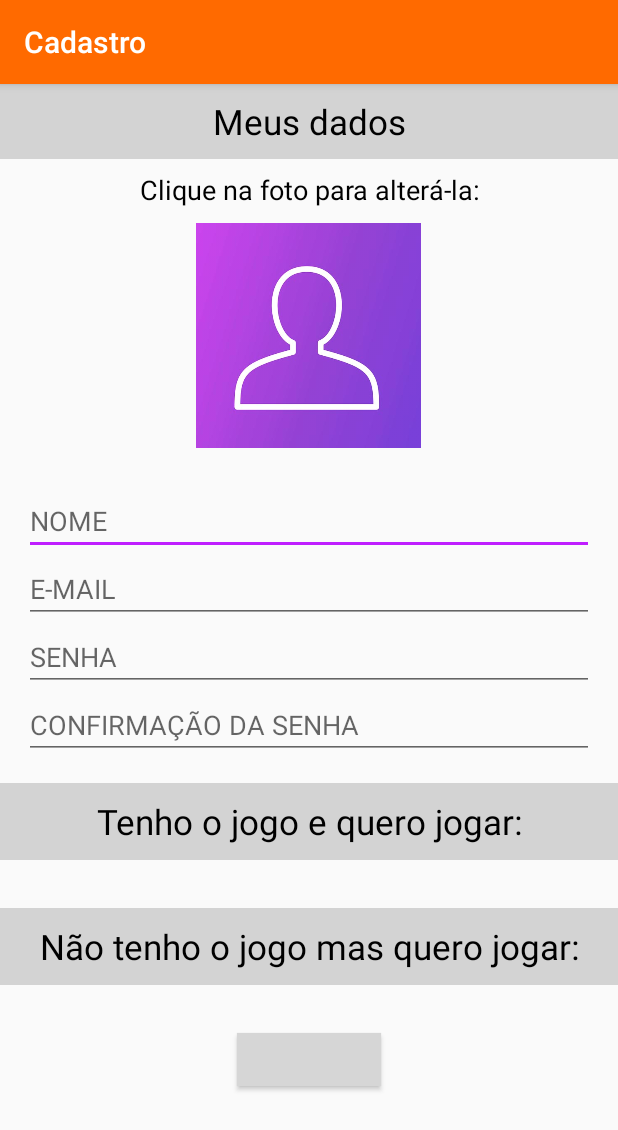
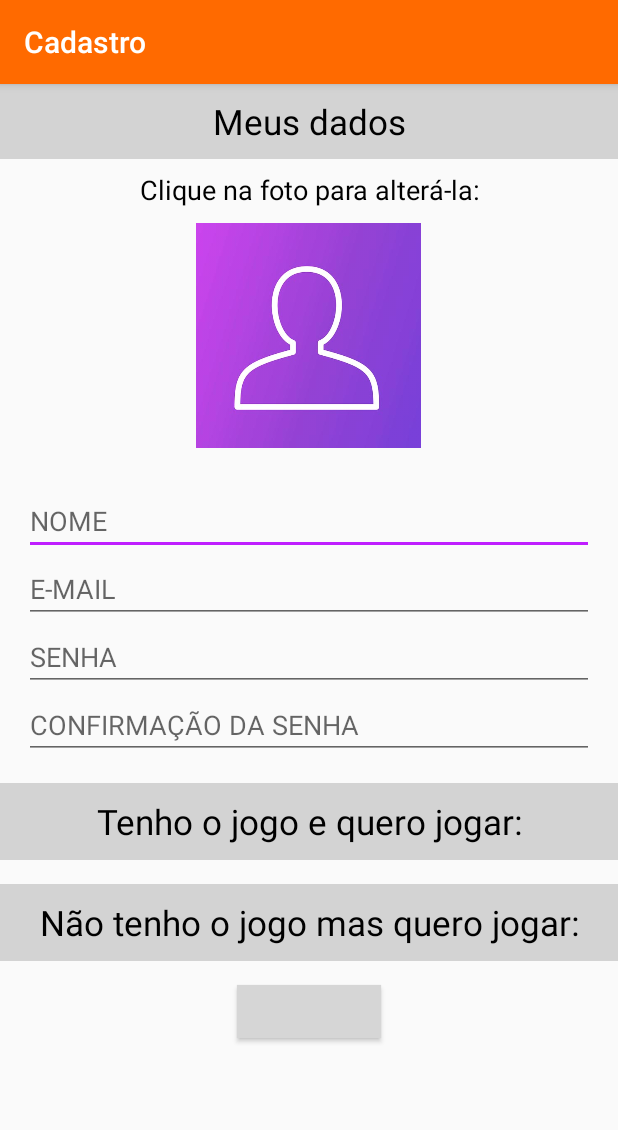
Before and after one commit to Matheuslm10/MatchAndPlay, an Android app: the CadastroUsuario screen opened directly, with no data from a screen before it, on a phone screen of 412 x 824 dp. Shown: the top 1130 px of the screen. Run offline under Robolectric (Android 15) with nearby library versions, the light colour scheme and no system bars; our stand-ins replace Firebase (no records; nobody signed in at launch, a user with empty details on screens opened directly); grey boxes are pictures that could not be loaded.

Commit message:
Todas as fotos estão sendo preenchidas e todas as operações da Conta.java estão sendo possíveis.

```diff
--- a/app/src/main/java/com/example/mathe/matchandplay/Cadastro/CadastrarJogosDesejados.java
+++ b/app/src/main/java/com/example/mathe/matchandplay/Cadastro/CadastrarJogosDesejados.java
@@ -44,7 +44,7 @@ public class CadastrarJogosDesejados extends AppCompatActivity {
         //CheckList
         checklistJogosDesejadosEditar = (ListView) findViewById(R.id.lista_jogosDesejados_editar);
         checklistJogosDesejadosEditar.setAdapter(adapter);
-        setListViewHeightBasedOnItems(checklistJogosDesejadosEditar);
+        //setListViewHeightBasedOnItems(checklistJogosDesejadosEditar);
 
         valueEventListenerJogo = new ValueEventListener() {
             @Override
--- a/app/src/main/java/com/example/mathe/matchandplay/Cadastro/CadastrarMeusJogos.java
+++ b/app/src/main/java/com/example/mathe/matchandplay/Cadastro/CadastrarMeusJogos.java
@@ -49,7 +49,7 @@ public class CadastrarMeusJogos extends AppCompatActivity {
         //CheckList
         checklistMeusJogosEditar = (ListView) findViewById(R.id.lista_meusJogos_editar);
         checklistMeusJogosEditar.setAdapter(adapter);
-        setListViewHeightBasedOnItems(checklistMeusJogosEditar);
+        //setListViewHeightBasedOnItems(checklistMeusJogosEditar);
 
         valueEventListenerJogo = new ValueEventListener() {
             @Override
--- a/app/src/main/java/com/example/mathe/matchandplay/Cadastro/CadastroUsuario.java
+++ b/app/src/main/java/com/example/mathe/matchandplay/Cadastro/CadastroUsuario.java
@@ -9,10 +9,12 @@ import android.support.v7.app.AppCompatActivity;
 import android.os.Bundle;
 import android.view.View;
 import android.view.ViewGroup;
+import android.widget.Adapter;
 import android.widget.ArrayAdapter;
 import android.widget.Button;
 import android.widget.EditText;
 import android.widget.ImageView;
+import android.widget.LinearLayout;
 import android.widget.ListAdapter;
 import android.widget.ListView;
 import android.widget.ProgressBar;
@@ -63,6 +65,8 @@ public class CadastroUsuario extends AppCompatActivity {
     private EditText edtCadConfirmaSenha;
     private ListView checklistMeusJogos;
     private ListView checklistJogosDesejados;
+    private LinearLayout linearLayoutMJ;
+    private LinearLayout linearLayoutJD;
     private Button btnCadastrar;
     private Usuario usuario;
     private FirebaseAuth autenticacao;
@@ -70,7 +74,10 @@ public class CadastroUsuario extends AppCompatActivity {
     private DatabaseReference firebase;
     private ValueEventListener valueEventListenerJogo;
     private ArrayList<Jogo> arrayListJogos;
-    private ArrayAdapter<Jogo> adapter;
+    private JogoAdapter adapterMJ;
+    private JogoAdapter adapterJD;
+    private int qtdJogos = 0;
+    private ArrayList<String> arrayVazio;
 
     @Override
     protected void onCreate(Bundle savedInstanceState) {
@@ -78,9 +85,15 @@ public class CadastroUsuario extends AppCompatActivity {
         setContentView(R.layout.activity_cadastro_usuario);
         setTitle("Cadastro");
 
+        mAuth = ConfiguracaoFireBase.getFirebaseAutenticacao();
+        mAuth.signInAnonymously();
+
         firebase = ConfiguracaoFireBase.getFireBase().child("jogo");
         arrayListJogos = new ArrayList<>();
-        adapter = new JogoAdapter(CadastroUsuario.this, arrayListJogos);
+        arrayVazio = new ArrayList<>();
+        arrayVazio.add("");
+        adapterMJ = new JogoAdapter(CadastroUsuario.this, arrayListJogos);
+        adapterJD = new JogoAdapter(CadastroUsuario.this, arrayListJogos);
 
         imagemEnviada = findViewById(R.id.uploadFoto);
         progressBar = (ProgressBar) findViewById(R.id.progressbarCadastro);
@@ -89,42 +102,12 @@ public class CadastroUsuario extends AppCompatActivity {
         edtCadSenha = (EditText) findViewById(R.id.edtCadSenha);
         edtCadConfirmaSenha = (EditText) findViewById(R.id.edtCadConfirmaSenha);
         btnCadastrar = (Button) findViewById(R.id.btnCadastrar);
-
-        imagemEnviada.setOnClickListener(new View.OnClickListener() {
-            @Override
-            public void onClick(View view) {
-                showImageChooser();
-            }
-        });
-
-
-        btnCadastrar.setOnClickListener(new View.OnClickListener() {
-            @Override
-            public void onClick(View v) {
-                if (edtCadSenha.getText().toString().equals(edtCadConfirmaSenha.getText().toString())) {
-                    usuario = new Usuario();
-                    usuario.setNomeusuario(edtCadNome.getText().toString());
-                    usuario.setEmail(edtCadEmail.getText().toString());
-                    usuario.setSenha(edtCadSenha.getText().toString());
-                    //pra meusjogos
-                    //pra jogosdesejados
-
-                    //saveUserInformation();
-                    cadastrarUsuario();
-
-                } else {
-                    Toast.makeText(CadastroUsuario.this, "As senhas não são correspondentes", Toast.LENGTH_LONG).show();
-                }
-            }
-        });
-
-        //CheckList
         checklistMeusJogos = (ListView) findViewById(R.id.lista_meusJogos);
         checklistJogosDesejados = (ListView) findViewById(R.id.lista_jogosDesejados);
-        checklistMeusJogos.setAdapter(adapter);
-        checklistJogosDesejados.setAdapter(adapter);
-        setListViewHeightBasedOnItems(checklistMeusJogos);
-        setListViewHeightBasedOnItems(checklistJogosDesejados);
+        linearLayoutMJ =findViewById(R.id.linearLayoutMJ);
+        linearLayoutJD = findViewById(R.id.linearLayoutJD);
+        checklistMeusJogos.setAdapter(adapterMJ);
+        checklistJogosDesejados.setAdapter(adapterJD);
 
         valueEventListenerJogo = new ValueEventListener() {
             @Override
@@ -136,8 +119,11 @@ public class CadastroUsuario extends AppCompatActivity {
 
                     arrayListJogos.add(jogoNovo);
                 }
+                qtdJogos = arrayListJogos.size();
+                setLinearLayoutHeightBasedOnItems();
+                adapterMJ.notifyDataSetChanged();
+                adapterJD.notifyDataSetChanged();
 
-                adapter.notifyDataSetChanged();
             }
 
             @Override
@@ -145,6 +131,50 @@ public class CadastroUsuario extends AppCompatActivity {
 
             }
         };
+
+
+        imagemEnviada.setOnClickListener(new View.OnClickListener() {
+            @Override
+            public void onClick(View view) {
+                showImageChooser();
+            }
+        });
+
+        btnCadastrar.setOnClickListener(new View.OnClickListener() {
+            @Override
+            public void onClick(View v) {
+                if (edtCadSenha.getText().toString().equals(edtCadConfirmaSenha.getText().toString()) && edtCadSenha.getText().toString().length()>0) {
+                    usuario = new Usuario();
+                    usuario.setNomeusuario(edtCadNome.getText().toString());
+                    usuario.setEmail(edtCadEmail.getText().toString());
+                    usuario.setSenha(edtCadSenha.getText().toString());
+                    if(adapterMJ.getJogosSelecionados().isEmpty()){
+                        usuario.setMeusjogos(arrayVazio);
+                    }else{
+                        usuario.setMeusjogos(adapterMJ.getJogosSelecionados());
+                    }
+                    if(adapterJD.getJogosSelecionados().isEmpty()){
+                        usuario.setMeusjogos(arrayVazio);
+                    }else{
+                        usuario.setJogosdesejados(adapterJD.getJogosSelecionados());
+                    }
+
+                    cadastrarUsuario();
+
+                } else {
+                    if(edtCadSenha.getText().toString().length()<=0){
+                        edtCadSenha.requestFocus();
+                        Toast.makeText(CadastroUsuario.this, "Há campos vazios", Toast.LENGTH_LONG).show();
+                    }else{
+                        Toast.makeText(CadastroUsuario.this, "As senhas não são correspondentes!", Toast.LENGTH_LONG).show();
+                    }
+
+                }
+            }
+        });
+
+
+
     }
 
 
@@ -185,6 +215,7 @@ public class CadastroUsuario extends AppCompatActivity {
                         public void onSuccess(UploadTask.TaskSnapshot taskSnapshot) {
                             progressBar.setVisibility(View.GONE);
                             profileImageUrl = taskSnapshot.getDownloadUrl().toString();
+                            System.out.println("URL DA FOTO SELECIONADA"+profileImageUrl);
                         }
                     })
                     .addOnFailureListener(new OnFailureListener() {
@@ -223,13 +254,13 @@ public class CadastroUsuario extends AppCompatActivity {
                                     @Override
                                     public void onComplete(@NonNull Task<Void> task) {
                                         if (task.isSuccessful()) {
-                                            Toast.makeText(CadastroUsuario.this, "SALVOU A FOTO!!!", Toast.LENGTH_LONG).show();
+                                            //
                                         }
                                     }
                                 });
 
                     }else{
-                        Toast.makeText(CadastroUsuario.this, "Não Salvou a foto!!!", Toast.LENGTH_LONG).show();
+                        //
                     }
                     usuario.setUrlFotoPerfil(profileImageUrl);
                     usuario.setIdusuario(idenficadorUsuario);
@@ -263,39 +294,19 @@ public class CadastroUsuario extends AppCompatActivity {
     public void abrirLoginUsuario() {
         Intent intent = new Intent(CadastroUsuario.this, Login.class);
         startActivity(intent);
+        mAuth.signOut();
         finish();
+
     }
 
-    public boolean setListViewHeightBasedOnItems(ListView listView) {
-        listView.setDivider(null);
-        ListAdapter listAdapter = listView.getAdapter();
-        if (listAdapter != null) {
+    //ESSE METODO FOI ALTERADO PARA SETAR A ALTURA DO LINEAR LAYOUT, E NAO DO LISTVIEW
+    public void setLinearLayoutHeightBasedOnItems() {
 
-            int numberOfItems = listAdapter.getCount();
+        ViewGroup.LayoutParams params = linearLayoutMJ.getLayoutParams();
 
-            // Get total height of all items.
-            int totalItemsHeight = 0;
-            for (int itemPos = 0; itemPos < numberOfItems; itemPos++) {
-                View item = listAdapter.getView(itemPos, null, listView);
-                item.measure(0, 0);
-                totalItemsHeight += item.getMeasuredHeight();
-            }
-
-            // Get total height of all item dividers.
-            int totalDividersHeight = listView.getDividerHeight() *  (numberOfItems - 1);
-
-            // Set list height.
-            ViewGroup.LayoutParams params = listView.getLayoutParams();
-            params.height = (totalItemsHeight + totalDividersHeight);
-            listView.setLayoutParams(params);
-            listView.requestLayout();
-
-            return true;
-
-        } else {
-            return false;
-        }
-
+        params.height = (qtdJogos * 80);
+        linearLayoutMJ.setLayoutParams(params);
+        linearLayoutJD.setLayoutParams(params);
     }
 
     @Override
--- a/app/src/main/java/com/example/mathe/matchandplay/ClassesObjetos/Jogo.java
+++ b/app/src/main/java/com/example/mathe/matchandplay/ClassesObjetos/Jogo.java
@@ -17,7 +17,11 @@ import java.util.HashMap;
 import java.util.List;
 import java.util.Map;
 
-public class Jogo  implements Serializable {
+public class Jogo{
+
+    Jogo(){
+
+    }
 
     private String nome;
 
--- a/app/src/main/java/com/example/mathe/matchandplay/Login.java
+++ b/app/src/main/java/com/example/mathe/matchandplay/Login.java
@@ -77,6 +77,7 @@ public class Login extends AppCompatActivity {
 
 
     public void abrirTelaPrincipal() {
+        finish();
         Intent it = new Intent(this, MainActivity.class);
         startActivity(it);
     }
--- a/app/src/main/java/com/example/mathe/matchandplay/MainActivity.java
+++ b/app/src/main/java/com/example/mathe/matchandplay/MainActivity.java
@@ -271,7 +271,7 @@ public class MainActivity extends AppCompatActivity implements NavigationView.On
         fotoPerfil = header.findViewById(R.id.imageViewFotoUsuario);
         currentEmail = usuarioFirebase.getCurrentUser().getEmail();
 
-        //setando a foto a partir da autenticação
+        /*setando a foto a partir da autenticação
         if (usuarioFirebase != null) {
 
             if (usuarioFirebase.getCurrentUser().getPhotoUrl() != null) {
@@ -281,7 +281,7 @@ public class MainActivity extends AppCompatActivity implements NavigationView.On
                 //passar como extra no bundle pro menu lateral.
             }
         }
-        //
+        */
         Query query = firebase.orderByChild("email").equalTo(currentEmail);
         query.addListenerForSingleValueEvent(new ValueEventListener() {
             @Override
@@ -291,6 +291,7 @@ public class MainActivity extends AppCompatActivity implements NavigationView.On
                         logado = issue.getValue(Usuario.class);
                         nomeUsuario.setText(logado.getNomeusuario());
                         emailUsuario.setText(logado.getEmail());
+                        Glide.with(MainActivity.this).load(logado.getUrlFotoPerfil()).into(fotoPerfil);
                     }
                 }
             }
--- a/app/src/main/java/com/example/mathe/matchandplay/MostraUsuario.java
+++ b/app/src/main/java/com/example/mathe/matchandplay/MostraUsuario.java
@@ -8,11 +8,13 @@ import android.os.Bundle;
 import android.view.View;
 import android.view.ViewGroup;
 import android.widget.ArrayAdapter;
+import android.widget.ImageView;
 import android.widget.ListAdapter;
 import android.widget.ListView;
 import android.widget.TextView;
 import android.widget.Toast;
 
+import com.bumptech.glide.Glide;
 import com.example.mathe.matchandplay.BD.ConfiguracaoFireBase;
 import com.example.mathe.matchandplay.ClassesObjetos.Usuario;
 import com.google.firebase.database.DataSnapshot;
@@ -28,6 +30,7 @@ public class MostraUsuario extends AppCompatActivity {
     ListView listViewJogosDesejados;
     ArrayAdapter<String> adapterMJ;
     ArrayAdapter<String> adapterJD;
+    private ImageView fotoPerfil;
 
     @Override
     protected void onCreate(Bundle savedInstanceState) {
@@ -40,6 +43,7 @@ public class MostraUsuario extends AppCompatActivity {
         emailUsuario = (TextView) findViewById(R.id.txtMostraEmail);
         listViewMeusJogos = findViewById(R.id.lvMeusJogos);
         listViewJogosDesejados = findViewById(R.id.lvJogosDesejados);
+        fotoPerfil = findViewById(R.id.imgUsuario);
 
         Query query = ConfiguracaoFireBase.getFireBase().child("usuario").orderByChild("email").equalTo(emailSelecionado);
         query.addListenerForSingleValueEvent(new ValueEventListener() {
@@ -50,7 +54,7 @@ public class MostraUsuario extends AppCompatActivity {
                         Usuario users = issue.getValue(Usuario.class);
                         nomeUsuario.setText(users.getNomeusuario());
                         emailUsuario.setText(users.getEmail());
-
+                        Glide.with(MostraUsuario.this).load(users.getUrlFotoPerfil()).into(fotoPerfil);
                         adapterMJ = new ArrayAdapter<String>(MostraUsuario.this, android.R.layout.simple_list_item_1, users.getMeusjogos());
                         listViewMeusJogos.setAdapter(adapterMJ);
                         setListViewHeightBasedOnItems(listViewMeusJogos);
--- a/app/src/main/res/layout/activity_cadastrar_jogos_desejados.xml
+++ b/app/src/main/res/layout/activity_cadastrar_jogos_desejados.xml
@@ -24,7 +24,7 @@
             android:gravity="center"
             android:textSize="23sp"
             android:textColor="#000000"
-            android:text="Não tenho o jogo mas quero jogar:"
+            android:text="Não tenho, mas quero jogar:"
             android:background="#D3D3D3"
             />
 
--- a/app/src/main/res/layout/activity_cadastrar_meus_jogos.xml
+++ b/app/src/main/res/layout/activity_cadastrar_meus_jogos.xml
@@ -1,5 +1,5 @@
 <?xml version="1.0" encoding="utf-8"?>
-<ScrollView xmlns:android="http://schemas.android.com/apk/res/android"
+<LinearLayout xmlns:android="http://schemas.android.com/apk/res/android"
     android:layout_width="match_parent"
     android:layout_height="match_parent"
     android:fillViewport="true">
@@ -23,7 +23,7 @@
         android:background="#D3D3D3"
         android:gravity="center"
         android:padding="10dp"
-        android:text="Tenho o jogo e quero jogar:"
+        android:text="Tenho e quero jogar:"
         android:textColor="#000000"
         android:textSize="23sp"
 
@@ -58,4 +58,4 @@
 
 </LinearLayout>
 
-</ScrollView>
+</LinearLayout>
--- a/app/src/main/res/layout/activity_cadastro_usuario.xml
+++ b/app/src/main/res/layout/activity_cadastro_usuario.xml
@@ -6,7 +6,6 @@
 
     <LinearLayout
         xmlns:tools="http://schemas.android.com/tools"
-
         android:layout_width="match_parent"
         android:layout_height="match_parent"
         android:orientation="vertical">
@@ -113,14 +112,20 @@
 
             />
 
+        <LinearLayout xmlns:tools="http://schemas.android.com/tools"
+            android:id="@+id/linearLayoutMJ"
+            android:layout_width="match_parent"
+            android:layout_height="200dp"
+            android:orientation="vertical">
 
-        <ListView
-            android:layout_marginTop="16dp"
-            android:layout_marginRight="16dp"
-            android:layout_marginLeft="16dp"
-            android:id="@+id/lista_meusJogos"
-            android:layout_width="wrap_content"
-            android:layout_height="match_parent"></ListView>
+            <ListView
+                android:id="@+id/lista_meusJogos"
+                android:layout_width="wrap_content"
+                android:layout_height="match_parent"
+                android:layout_marginLeft="16dp"
+                android:layout_marginRight="16dp"
+                android:layout_marginTop="16dp"></ListView>
+        </LinearLayout>
 
 
         <TextView
@@ -138,13 +143,21 @@
             android:background="#D3D3D3"
             />
 
-        <ListView
-            android:layout_marginTop="16dp"
-            android:layout_marginRight="16dp"
-            android:layout_marginLeft="16dp"
-            android:id="@+id/lista_jogosDesejados"
+        <LinearLayout xmlns:tools="http://schemas.android.com/tools"
+            android:id="@+id/linearLayoutJD"
             android:layout_width="match_parent"
-            android:layout_height="wrap_content"></ListView>
+            android:layout_height="200dp"
+            android:orientation="vertical">
+
+            <ListView
+                android:id="@+id/lista_jogosDesejados"
+                android:layout_width="match_parent"
+                android:layout_height="wrap_content"
+                android:layout_marginLeft="16dp"
+                android:layout_marginRight="16dp"
+                android:layout_marginTop="16dp"></ListView>
+        </LinearLayout>
+
 
 
         <Button
--- a/app/src/main/res/layout/activity_mostra_usuario.xml
+++ b/app/src/main/res/layout/activity_mostra_usuario.xml
@@ -27,9 +27,10 @@
             <ImageView
                 android:id="@+id/imgUsuario"
                 android:layout_width="170dp"
-                android:layout_height="150dp"
+                android:layout_height="170dp"
                 android:layout_gravity="center"
                 android:layout_marginTop="10dp"
+                android:scaleType="centerCrop"
                 app:srcCompat="@drawable/perfilsemfoto" />
 
             <TextView
```
Also changed, not shown: app/src/main/java/com/example/mathe/matchandplay/Adapter/JogoAdapter.java (+27 -5 lines), app/src/main/java/com/example/mathe/matchandplay/Adapter/UsuarioAdapter.java (+8 -0 lines), app/src/main/java/com/example/mathe/matchandplay/Conta.java (+97 -27 lines), app/src/main/res/layout/activity_conta.xml (+5 -3 lines), app/src/main/res/layout/formato_item_usuario.xml (+5 -5 lines).
